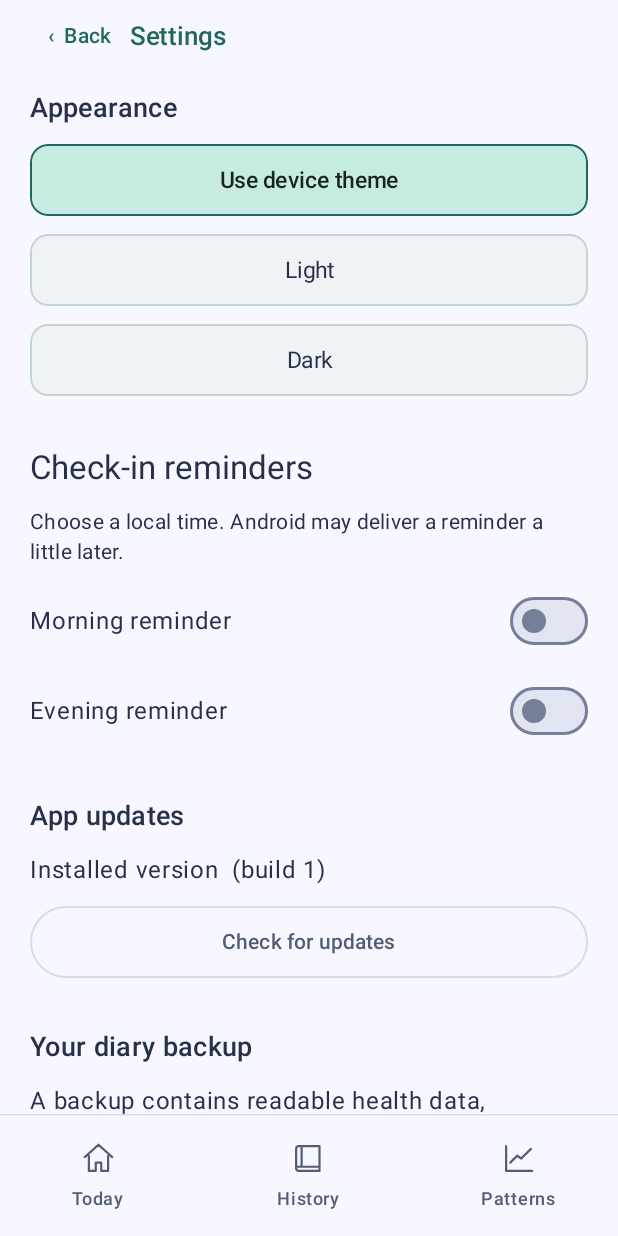
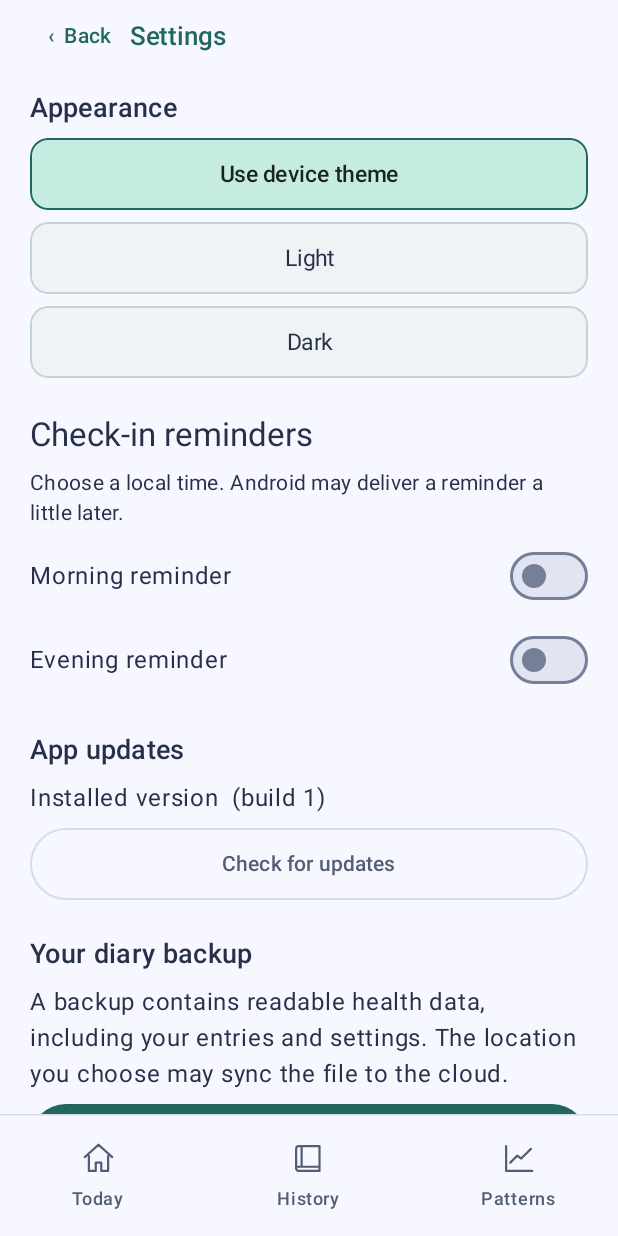
Before and after one commit to mikeritch/ChilliBook, an Android app built with Jetpack Compose: the screen it shows after launch (MainActivity), after a tap on "Settings", on a phone screen of 412 x 824 dp. Run offline under Robolectric (Android 15) with nearby library versions, the phone set to English and light mode, and no system bars; our stand-ins replace Room's generated code; 2 other taps on this screen came first.

Commit message:
Release 1.12 with separate check-in statuses and roomier controls

```diff
--- a/app/build.gradle.kts
+++ b/app/build.gradle.kts
@@ -15,8 +15,8 @@ android {
         applicationId = "uk.chillibook.diary"
         minSdk = 26
         targetSdk = 36
-        versionCode = providers.gradleProperty("diaryVersionCode").orNull?.toInt() ?: 17
-        versionName = providers.gradleProperty("diaryVersionName").orNull ?: "1.11"
+        versionCode = providers.gradleProperty("diaryVersionCode").orNull?.toInt() ?: 18
+        versionName = providers.gradleProperty("diaryVersionName").orNull ?: "1.12"
         buildConfigField("String", "UPDATE_REPOSITORY", "\"mikeritch/ChilliBook\"")
         testInstrumentationRunner = "androidx.test.runner.AndroidJUnitRunner"
     }
--- a/app/src/main/java/uk/chillibook/diary/MainActivity.kt
+++ b/app/src/main/java/uk/chillibook/diary/MainActivity.kt
@@ -211,14 +211,14 @@ private fun DiaryHome(vm: DiaryViewModel, localDay: String, target: ReminderTarg
                             SaveNotice(vm.status, vm::retry)
                         }
                         detail != null && editing -> holder.SaveableStateProvider("edit-${detail}") {
-                            TodayScreen(diary,detail!!,editSlot,{detail=it},{editSlot=it},{ change -> vm.editCheckIn(detail, change) },vm.status,vm::retry) { medications = true }
+                            TodayScreen(diary,saved,detail!!,editSlot,{detail=it},{editSlot=it},{ change -> vm.editCheckIn(detail, change) },vm.status,vm::retry) { medications = true }
                         }
                         detail != null -> holder.SaveableStateProvider("day-${detail}") {
                             DateDetail(diary, detail!!) { editSlot = it; editing = true }
                         }
                         else -> holder.SaveableStateProvider(if (tab == "Today") "Today-$todayVisit" else if (tab == "Patterns") "Patterns-$patternVisit" else tab) {
                             when (tab) {
-                                "Today" -> TodayScreen(diary,date,slot,{date=it},{slot=it},{ change -> vm.editCheckIn(date, change) },vm.status,vm::retry) { medications = true }
+                                "Today" -> TodayScreen(diary,saved,date,slot,{date=it},{slot=it},{ change -> vm.editCheckIn(date, change) },vm.status,vm::retry) { medications = true }
                                 "History" -> HistoryScreen(diary, { medications = true }) { detail=it }
                                 else -> PatternsScreen(diary,{detail=it},{tab="Today"; date=LocalDate.now().toString()}, medTarget)
                             }
--- a/app/src/main/java/uk/chillibook/diary/PatternsHome.kt
+++ b/app/src/main/java/uk/chillibook/diary/PatternsHome.kt
@@ -117,7 +117,10 @@ private fun PatternsHeader(period: Int, choose: (Int) -> Unit) {
             }
         }
     }
-    if (large) Column { title(); picker() }
+    if (large) Column(verticalArrangement = Arrangement.spacedBy(8.dp)) {
+        title()
+        picker()
+    }
     else Row(Modifier.fillMaxWidth().heightIn(min = 60.dp), verticalAlignment = Alignment.CenterVertically,
         horizontalArrangement = Arrangement.SpaceBetween) { title(); picker() }
 }
--- a/app/src/main/java/uk/chillibook/diary/SettingsScreen.kt
+++ b/app/src/main/java/uk/chillibook/diary/SettingsScreen.kt
@@ -80,7 +80,8 @@ fun SettingsScreen(
     }
 
     Column(Modifier.fillMaxSize().verticalScroll(rememberScrollState()).padding(horizontal = 20.dp, vertical = 12.dp),
-        verticalArrangement = Arrangement.spacedBy(12.dp)) {
+        verticalArrangement = Arrangement.spacedBy(24.dp)) {
+        Column(verticalArrangement = Arrangement.spacedBy(8.dp)) {
             QuestionText("Appearance")
             val themes = listOf("system" to "Use device theme", "light" to "Light", "dark" to "Dark")
             themes.forEach { (id, label) ->
@@ -89,11 +90,14 @@ fun SettingsScreen(
                 }
             }
             if (!status.contains("reset", ignoreCase = true)) SaveNotice(status, retry)
-        Spacer(Modifier.height(10.dp))
+        }
+        Column(verticalArrangement = Arrangement.spacedBy(8.dp)) {
             ReminderSettings(diary.prefs, edit)
-        Spacer(Modifier.height(10.dp))
+        }
+        Column(verticalArrangement = Arrangement.spacedBy(8.dp)) {
             UpdateSettings()
-        Spacer(Modifier.height(10.dp))
+        }
+        Column(verticalArrangement = Arrangement.spacedBy(8.dp)) {
             QuestionText("Your diary backup")
             Text("A backup contains readable health data, including your entries and settings. The location you choose may sync the file to the cloud.")
             Button(onClick = {
@@ -111,13 +115,15 @@ fun SettingsScreen(
             if (fileStatus.isNotEmpty()) {
                 Text(fileStatus, Modifier.semantics { liveRegion = LiveRegionMode.Polite })
             }
-        Spacer(Modifier.height(10.dp))
+        }
+        Column(verticalArrangement = Arrangement.spacedBy(8.dp)) {
             OutlinedButton(onClick = { resetStep = 1 }, enabled = !busy && !resetting,
                 modifier = Modifier.fillMaxWidth().heightIn(min = 48.dp)) {
                 Text("Reset all diary data", color = MaterialTheme.colorScheme.error)
             }
             if (status.contains("reset", ignoreCase = true)) {
                 Text(status, Modifier.semantics { liveRegion = LiveRegionMode.Polite })
+            }
         }
     }
 
--- a/app/src/main/java/uk/chillibook/diary/Today.kt
+++ b/app/src/main/java/uk/chillibook/diary/Today.kt
@@ -20,7 +20,7 @@ import java.util.Locale
 
 @OptIn(ExperimentalMaterial3Api::class)
 @Composable
-fun TodayScreen(diary: Diary, date: String, slot: String, onDate: (String) -> Unit,
+internal fun TodayScreen(diary: Diary, saved: Diary, date: String, slot: String, onDate: (String) -> Unit,
                 onSlot: (String) -> Unit, edit: ((Diary) -> Diary) -> Unit, status: String, retry: () -> Unit, manageMedication: () -> Unit) {
     val morning = slot == "am"
     val day = diary.days.find { it.date == date }
@@ -33,7 +33,7 @@ fun TodayScreen(diary: Diary, date: String, slot: String, onDate: (String) -> Un
             TitleArt(title, slot)
             CheckInDateSelector(date) { chooseDiaryDate(context, date, chosen = onDate) }
             Spacer(Modifier.height(14.dp))
-            SlotSwitch(slot, onSlot)
+            SlotSwitch(slot, onSlot) { saved.answeredReminder(date, it) }
             Spacer(Modifier.height(22.dp))
             val energyQuestion = "How much energy do you have now?"
             QuestionText(energyQuestion)
@@ -99,19 +99,26 @@ internal fun SaveNotice(status: String, retry: () -> Unit, modifier: Modifier =
 }
 
 @Composable
-private fun SlotSwitch(slot: String, choose: (String) -> Unit) {
+private fun SlotSwitch(slot: String, choose: (String) -> Unit, recorded: (String) -> Boolean) {
     val shape = RoundedCornerShape(28.dp)
     val colors = MaterialTheme.colorScheme
     Row(Modifier.fillMaxWidth().clip(shape).background(colors.surfaceVariant).padding(2.dp)) {
         listOf("am" to "☼  Morning", "pm" to "☾  Evening").forEach { (key, label) ->
             val selected = key == slot
             val name = if (key == "am") "Morning" else "Evening"
-            Box(Modifier.weight(1f).clip(shape)
+            val saved = recorded(key)
+            val summary = if (saved) "Saved" else "No entry"
+            Column(Modifier.weight(1f).clip(shape)
                 .then(if (selected) Modifier.background(colors.surface).border(1.5.dp, colors.primary, shape) else Modifier)
-                .selectable(selected, role = Role.Tab) { choose(key) }.semantics { contentDescription = "$name check-in" }.heightIn(min = 48.dp).padding(4.dp),
-                contentAlignment = Alignment.Center) {
+                .selectable(selected, role = Role.Tab) { choose(key) }
+                .semantics { contentDescription = "$name check-in"
+                    stateDescription = summary }
+                .heightIn(min = 60.dp).padding(horizontal = 6.dp, vertical = 8.dp),
+                verticalArrangement = Arrangement.Center, horizontalAlignment = Alignment.CenterHorizontally) {
                 Text(if (LocalDensity.current.fontScale >= 1.5f) name else label, color = if (selected) colors.primary else colors.onSurfaceVariant,
                     fontWeight = if (selected) FontWeight.SemiBold else FontWeight.Normal)
+                Text(summary, style = MaterialTheme.typography.labelSmall,
+                    color = if (saved) colors.primary else colors.onSurfaceVariant)
             }
         }
     }
@@ -137,7 +144,10 @@ internal fun YesNoRow(question: String, answer: Boolean?, tag: String, choose: (
             Text(question, style = MaterialTheme.typography.bodyLarge, fontWeight = FontWeight.Medium)
         }
     }
-    if (scale > 1.3f) Column { label(); Row(horizontalArrangement = Arrangement.spacedBy(6.dp)) { Buttons() } }
+    if (scale > 1.3f) Column(verticalArrangement = Arrangement.spacedBy(8.dp)) {
+        label()
+        Row(horizontalArrangement = Arrangement.spacedBy(8.dp)) { Buttons() }
+    }
     else Row(Modifier.fillMaxWidth(), verticalAlignment = Alignment.CenterVertically, horizontalArrangement = Arrangement.spacedBy(6.dp)) {
         Box(Modifier.weight(1f)) { label() }
         Buttons()
```
Also changed, not shown: app/src/main/java/uk/chillibook/diary/History.kt (+37 -21 lines), app/src/main/java/uk/chillibook/diary/MedicationManagement.kt (+37 -7 lines), app/src/main/java/uk/chillibook/diary/PatternsComparisons.kt (+6 -4 lines), 5 other files. Lines whose indentation alone changed are shown as unchanged.
